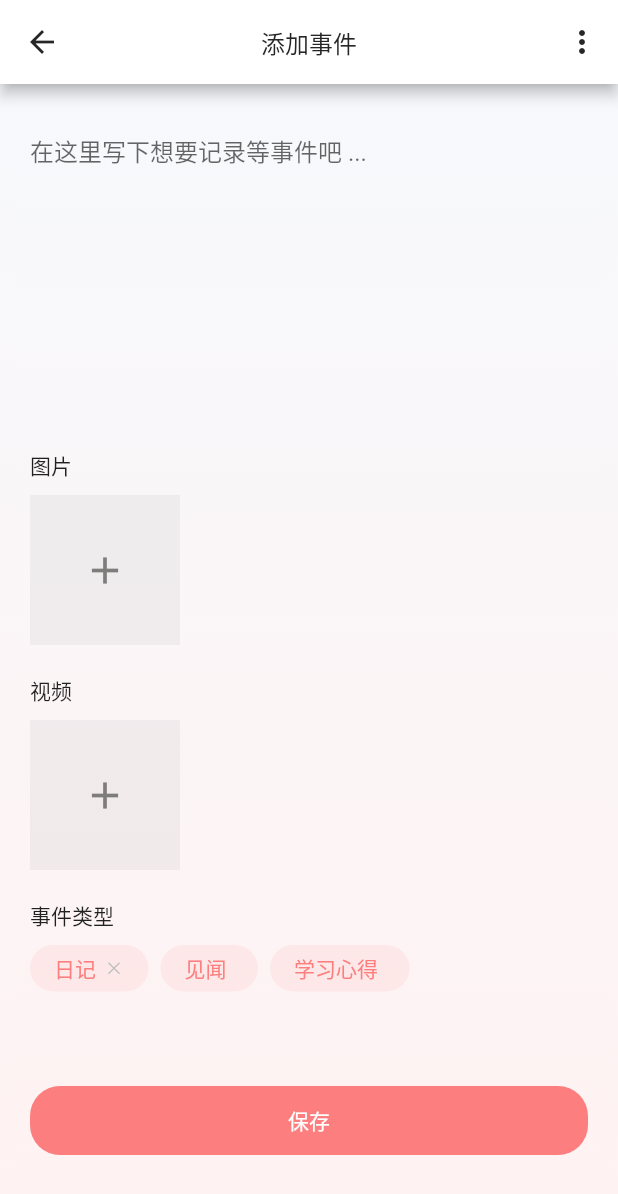
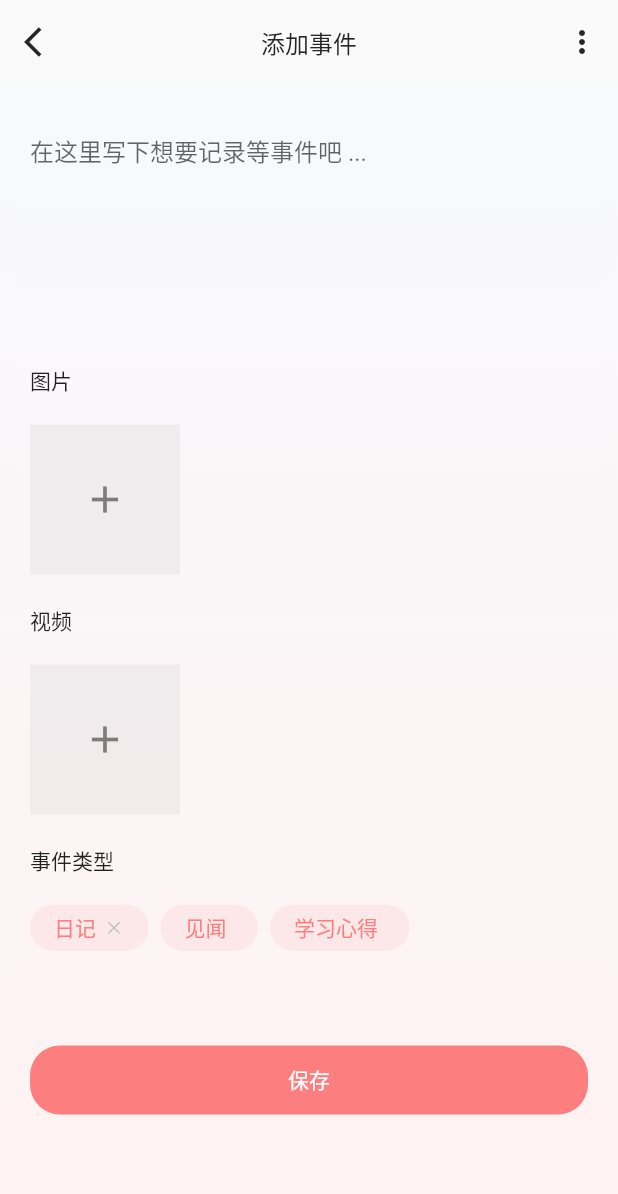
Before and after one commit to qinglongs/flutter-xiaomin, a Flutter app: the screen it shows after launch, after a tap on "立即创建", on a phone screen of 412 x 824 dp. Shown: the top 1194 px of the screen. Run offline on Flutter 3.47's test engine with Material 2 defaults, Android fonts, the phone set to English and light mode, and no system bars; our stand-ins replace file_picker, flutter_svg, photo_view; missing offline and left inert: video_thumbnail.

Commit message:
feat: 完善添加事件页面布局

```diff
--- a/lib/components/tag/tag.dart
+++ b/lib/components/tag/tag.dart
@@ -26,6 +26,7 @@ class TagState extends State<Tag> {
           ),
           child: Center(
               child: Row(
+                mainAxisAlignment: MainAxisAlignment.center,
             children: [
               Container(
                 margin: const EdgeInsets.only(right: 5),
@@ -34,7 +35,7 @@ class TagState extends State<Tag> {
                   style: const TextStyle(color: Color.fromRGBO(253, 126, 126, 1)),
                 ),
               ),
-              widget.closeable == true ? SvgUtils.svg('close') : Container(),
+              widget.closeable == true ? SvgUtils.svg('close') : const SizedBox(width: 0,height: 0),
             ],
           )),
         )
--- a/lib/layout/screen_scaffold/screen_scaffold.dart
+++ b/lib/layout/screen_scaffold/screen_scaffold.dart
@@ -16,12 +16,15 @@ class ScreenScaffold extends StatelessWidget {
       resizeToAvoidBottomInset: false,
       appBar: title != null
           ? AppBar(
+              shadowColor: Colors.transparent,
+              backgroundColor: Colors.transparent,
               centerTitle: true,
               title: Text(
                 title!,
                 style: const TextStyle(fontSize: 16),
               ),
               actions: actions,
+              leading: IconButton(icon: const Icon(Icons.arrow_back_ios), onPressed: () {  },),
             )
           : null,
       body: Container(
--- a/lib/pages/notepad/add_note/add_note.dart
+++ b/lib/pages/notepad/add_note/add_note.dart
@@ -40,7 +40,7 @@ class AddNote extends StatelessWidget {
           crossAxisAlignment: CrossAxisAlignment.start,
           children: [
             const TextField(
-              maxLines: 10,
+              maxLines: 7,
               decoration: InputDecoration(
                   hintText: "在这里写下想要记录等事件吧 ...", border: InputBorder.none),
             ),
@@ -51,7 +51,7 @@ class AddNote extends StatelessWidget {
                   children: const [
                     SizedBox(
                       child: Text('图片'),
-                      height: 30,
+                      height: 40,
                     ),
                     ChooseFile(fileType: 'image',),
                   ],
@@ -63,7 +63,7 @@ class AddNote extends StatelessWidget {
                   children: const [
                     SizedBox(
                       child: Text('视频'),
-                      height: 30,
+                      height: 40,
                     ),
                     ChooseFile(fileType: 'video',maxSize: 2,),
                   ],
@@ -76,7 +76,7 @@ class AddNote extends StatelessWidget {
                   children: [
                     const SizedBox(
                       child: Text('事件类型'),
-                      height: 30,
+                      height: 40,
                     ),
                     Row(
                       children: [
--- a/lib/pages/notepad/components/no_data/no_data.dart
+++ b/lib/pages/notepad/components/no_data/no_data.dart
@@ -29,17 +29,17 @@ class NoDataState extends State<NoData> {
         children: [
           SvgUtils.svg('notepad-no-data'),
           Container(
-            margin: const EdgeInsets.fromLTRB(0, 10, 0, 0),
+            margin: const EdgeInsets.fromLTRB(0, 8, 0, 0),
             child: const Text('暂无事件',
                 style: TextStyle(color: Color.fromRGBO(127, 124, 124, 1))),
           ),
           Container(
-            margin: const EdgeInsets.fromLTRB(0, 10, 0, 0),
+            margin: const EdgeInsets.fromLTRB(0, 12, 0, 0),
             child: TextButton(
                 style: TextButton.styleFrom(
                   shape: RoundedRectangleBorder(
                       borderRadius: BorderRadius.circular(20)),
-                  padding: const EdgeInsets.fromLTRB(10, 5, 10, 5),
+                  padding: const EdgeInsets.fromLTRB(16, 5, 16, 5),
                   primary: Colors.white,
                   textStyle: const TextStyle(fontSize: 15),
                   backgroundColor: const Color.fromRGBO(253, 126, 126, 1),
```
Also changed, not shown: lib/components/Button/button.dart (deleted, +0 -31 lines).
